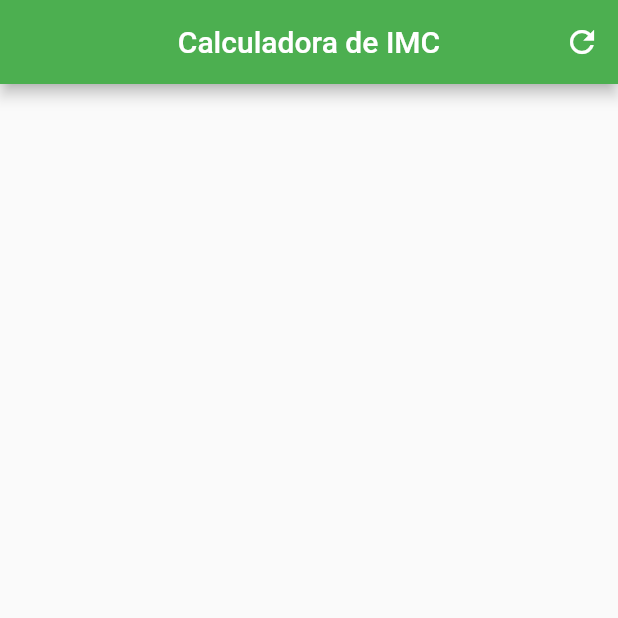
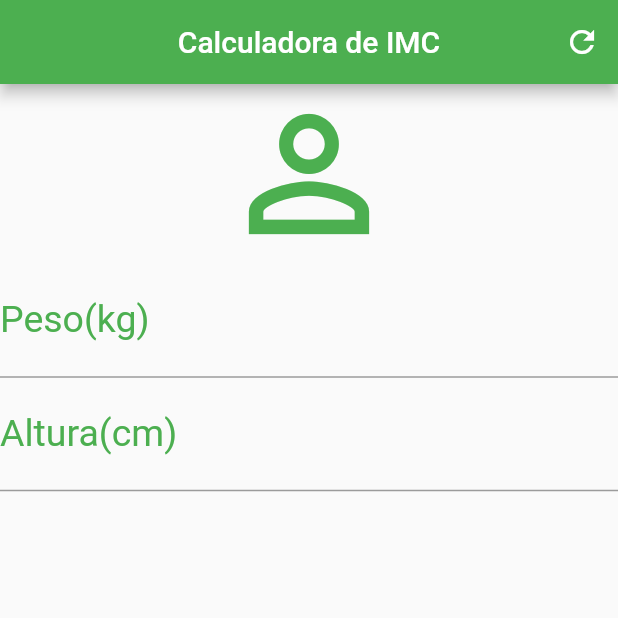
Before and after one commit to renatoassis01/flutter-apps, a Flutter app: the screen it shows after launch, on a phone screen of 412 x 824 dp, the top half of it. Run offline on Flutter 3.47's test engine with Material 2 defaults, Android fonts, the phone set to English and light mode, and no system bars.

Commit message:
46. TextField e Decoration

```diff
--- a/calculadora_imc/lib/main.dart
+++ b/calculadora_imc/lib/main.dart
@@ -21,6 +21,32 @@
           IconButton(icon: Icon(Icons.refresh), onPressed: () {})
         ],
       ),
+      body: Column(
+        crossAxisAlignment: CrossAxisAlignment.stretch,
+        children: <Widget>[
+          Icon(
+            Icons.person_outline,
+            size: 120.0,
+            color: Colors.green,
+          ),
+          TextField(
+            style: TextStyle(color: Colors.green, fontSize: 25.0),
+            textAlign: TextAlign.center,
+            keyboardType: TextInputType.number,
+            decoration: InputDecoration(
+                labelText: "Peso(kg)",
+                labelStyle: TextStyle(color: Colors.green)),
+          ),
+          TextField(
+            style: TextStyle(color: Colors.green, fontSize: 25.0),
+            textAlign: TextAlign.center,
+            keyboardType: TextInputType.number,
+            decoration: InputDecoration(
+                labelText: "Altura(cm)",
+                labelStyle: TextStyle(color: Colors.green)),
+          )
+        ],
+      ),
     );
   }
 }
```
